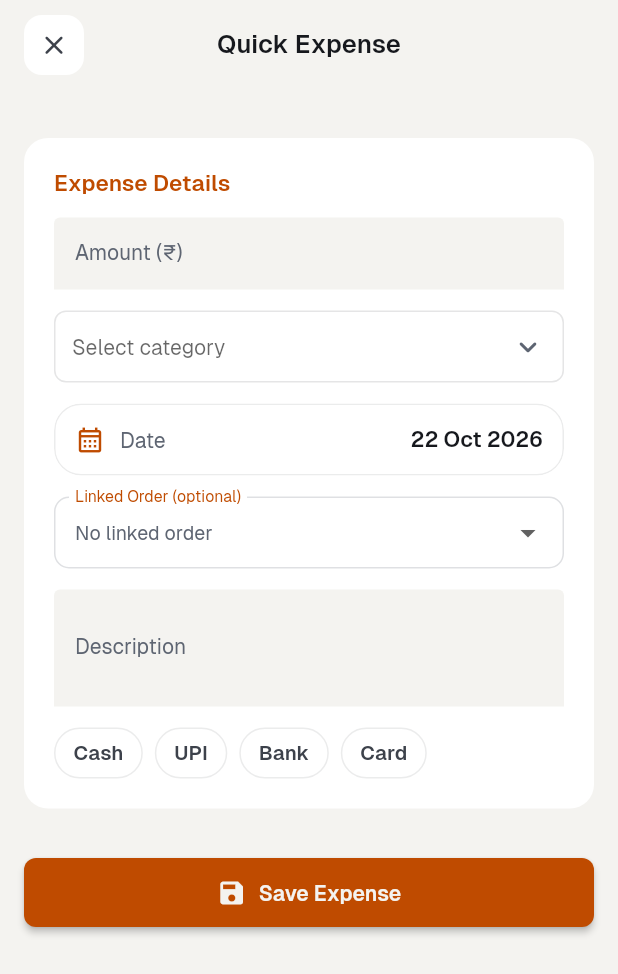
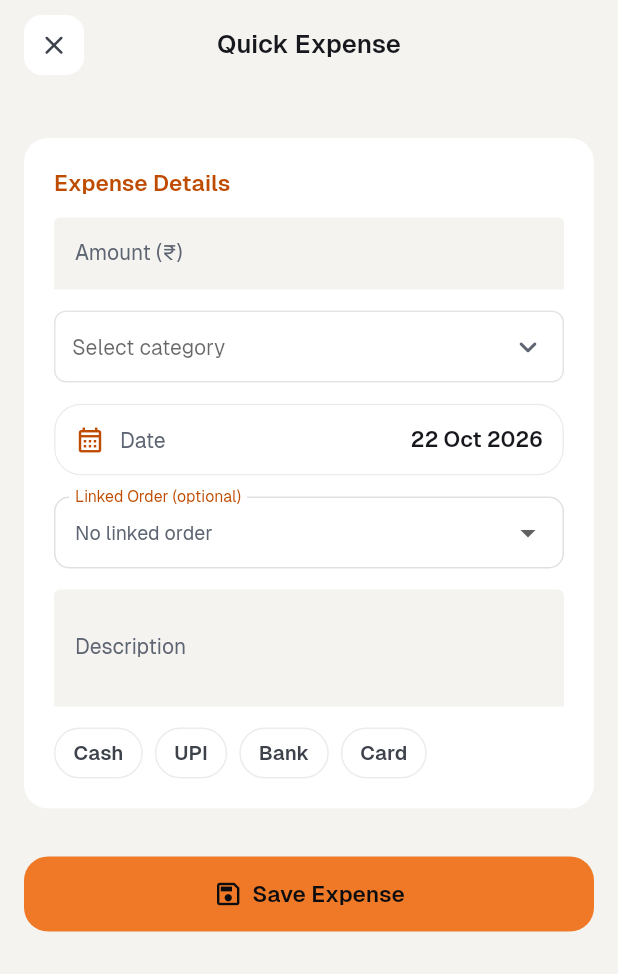
Before and after one commit to Arunpnm/Nagarva_app, a Flutter app: the QuickExpensePageWidget screen opened by its route, on a phone screen of 412 x 824 dp. Shown: the top 974 px of the screen. Run offline on Flutter 3.47's test engine with Material 3 defaults, Android fonts, the phone set to English and light mode, and no system bars; drawn by our look-alikes of auto_size_text, dropdown_button2; our stand-ins replace app_links, file_picker, font_awesome_flutter, from_css_color, go_router, google_fonts and 7 more; missing offline and left inert: android_intent_plus, json_path; accounts and stored records are empty; generated files the repository leaves out were written again.

Commit message:
Last FFButtonWidget call sites on NgPrimaryButton; parity notes
Co-Authored-By: Claude Opus 5.5 <noreply@anthropic.com>
Claude-Session: https://claude.ai/code/session_01KcVmmxe4hPNmk1iV1EGrKQ

```diff
--- a/lib/quick_expense_page/quick_expense_page_widget.dart
+++ b/lib/quick_expense_page/quick_expense_page_widget.dart
@@ -7,7 +7,6 @@ import '/flutter_flow/flutter_flow_drop_down.dart';
 import '/flutter_flow/ng_tokens.dart';
 import '/flutter_flow/flutter_flow_util.dart';
 import '/l10n/gen/app_localizations.dart';
-import '/flutter_flow/flutter_flow_widgets.dart';
 import '/flutter_flow/form_field_controller.dart';
 import 'package:flutter/material.dart';
 import 'package:flutter/scheduler.dart';
@@ -208,7 +207,7 @@ class _QuickExpensePageWidgetState extends State<QuickExpensePageWidget> {
                                     size: 24.0,
                                   ),
                                   fillColor: NgPalette.of(context).s1,
-                                  elevation: 2.0,
+                                  elevation: 0.0,
                                   borderColor:
                                       NgPalette.of(context).w08,
                                   borderWidth: 1.0,
@@ -396,7 +395,7 @@ class _QuickExpensePageWidgetState extends State<QuickExpensePageWidget> {
                         Padding(
                           padding: const EdgeInsetsDirectional.fromSTEB(
                               0.0, 16.0, 0.0, 16.0),
-                          child: FFButtonWidget(
+                          child: NgPrimaryButton(
                             onPressed: () async {
                               final amount = double.tryParse(_model
                                   .expAmountFieldTextController!.text
@@ -452,24 +451,8 @@ class _QuickExpensePageWidgetState extends State<QuickExpensePageWidget> {
 
                               safeSetState(() {});
                             },
-                            text: AppLocalizations.of(context).saveExpense,
-                            icon: const Icon(
-                              Icons.save,
-                              size: 20.0,
-                            ),
-                            options: FFButtonOptions(
-                              width: double.infinity,
-                              padding: const EdgeInsetsDirectional.fromSTEB(
-                                  0.0, 0.0, 0.0, 0.0),
-                              iconPadding: const EdgeInsetsDirectional.fromSTEB(
-                                  0.0, 0.0, 0.0, 0.0),
-                              iconColor: NgPalette.of(context).bg,
-                              color: NgPalette.of(context).acc,
-                              textStyle: TextStyle(
-                                color: NgPalette.of(context).bg,
-                              ),
-                              borderRadius: BorderRadius.circular(8.0),
-                            ),
+                            label: AppLocalizations.of(context).saveExpense,
+                            icon: Icons.save_outlined,
                           ),
                         ),
                       ].divide(const SizedBox(height: 16.0)),
```
Also changed, not shown: lib/new_order_page/new_order_page_widget.dart (+4 -13 lines), lib/org_setup_page/org_setup_page_widget.dart (+2 -15 lines), lib/record_payment_page/record_payment_page_widget.dart (+3 -18 lines), 1 other file.
